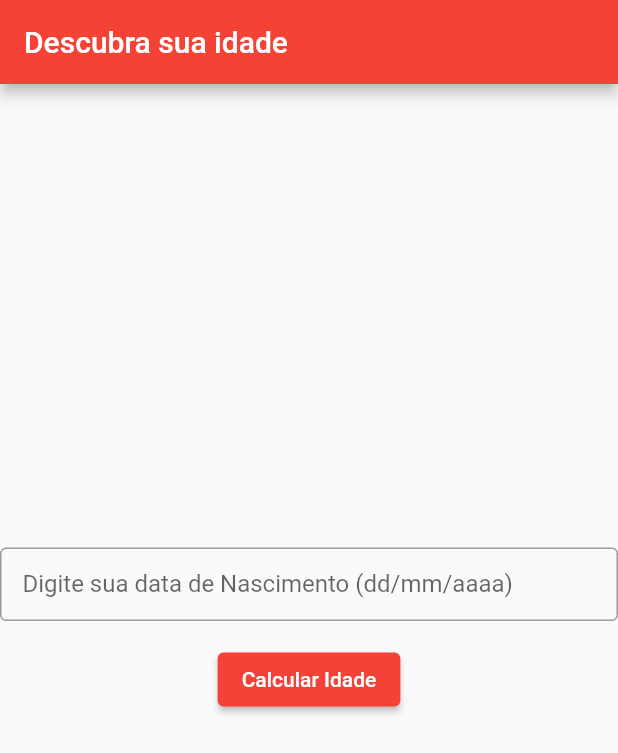
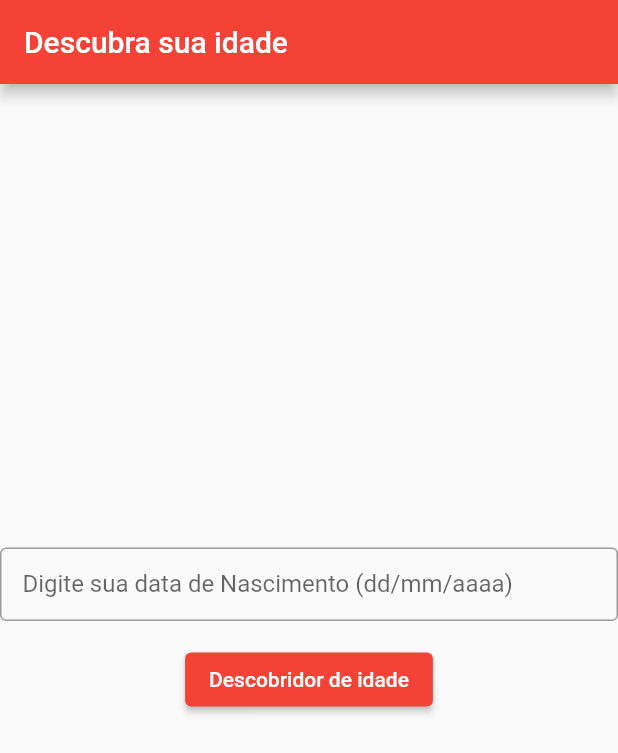
Before and after one commit to rafa-simoes22/calcular_idade, a Flutter app: the screen it shows after launch, on a phone screen of 412 x 824 dp. Shown: the top 753 px of the screen. Run offline on Flutter 3.47's test engine with Material 2 defaults, Android fonts, the light colour scheme and no system bars.

Commit message:
alteração titulo

```diff
--- a/lib/main.dart
+++ b/lib/main.dart
@@ -67,7 +67,7 @@ class _AgeCalculatorState extends State<AgeCalculator> {
             SizedBox(height: 15),
             ElevatedButton(
               onPressed: calculateAge,
-              child: Text('Calcular Idade'),
+              child: Text('Descobridor de idade'),
             ),
             SizedBox(height: 15),
             Text(
```
